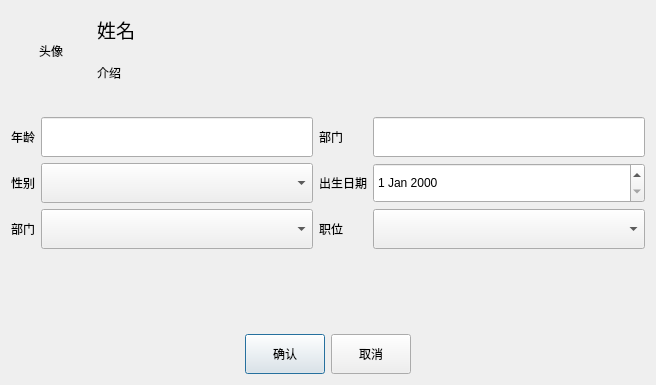
First picture: the form in Views/addemployeedlg.ui, repository YuyangHou1230/WorkerManagerSystem, before the edit.
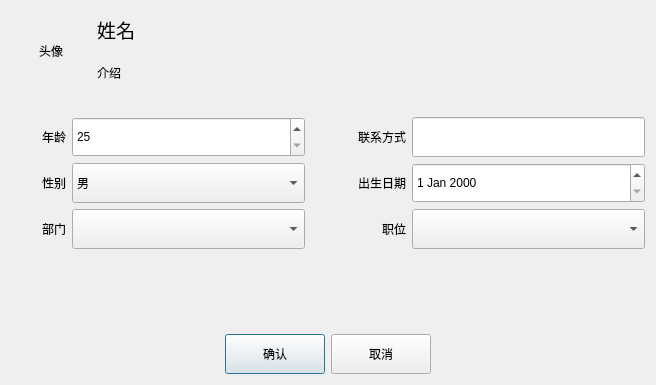
Second picture: the form after the edit.

Commit message: 更新AddEmployeeDlg

```diff
--- a/Views/addemployeedlg.ui
+++ b/Views/addemployeedlg.ui
@@ -81,61 +81,7 @@
    </item>
    <item>
     <layout class="QGridLayout" name="gridLayout">
-     <item row="1" column="1">
-      <widget class="QComboBox" name="comboBox">
-       <property name="minimumSize">
-        <size>
-         <width>0</width>
-         <height>40</height>
-        </size>
-       </property>
-      </widget>
-     </item>
-     <item row="2" column="0">
-      <widget class="QLabel" name="label_6">
-       <property name="text">
-        <string>部门</string>
-       </property>
-      </widget>
-     </item>
-     <item row="2" column="1">
-      <widget class="QComboBox" name="comboBox_2">
-       <property name="minimumSize">
-        <size>
-         <width>0</width>
-         <height>40</height>
-        </size>
-       </property>
-      </widget>
-     </item>
-     <item row="0" column="3">
-      <widget class="QLineEdit" name="lineEdit_2">
-       <property name="minimumSize">
-        <size>
-         <width>0</width>
-         <height>40</height>
-        </size>
-       </property>
-      </widget>
-     </item>
-     <item row="1" column="0">
-      <widget class="QLabel" name="label_5">
-       <property name="text">
-        <string>性别</string>
-       </property>
-      </widget>
-     </item>
-     <item row="0" column="1">
-      <widget class="QLineEdit" name="lineEdit">
-       <property name="minimumSize">
-        <size>
-         <width>0</width>
-         <height>40</height>
-        </size>
-       </property>
-      </widget>
-     </item>
-     <item row="1" column="3">
+     <item row="1" column="4">
       <widget class="QDateEdit" name="dateEdit">
        <property name="minimumSize">
         <size>
@@ -147,42 +93,185 @@
      </item>
      <item row="0" column="0">
       <widget class="QLabel" name="label_4">
+       <property name="minimumSize">
+        <size>
+         <width>55</width>
+         <height>0</height>
+        </size>
+       </property>
        <property name="text">
         <string>年龄</string>
        </property>
+       <property name="alignment">
+        <set>Qt::AlignRight|Qt::AlignTrailing|Qt::AlignVCenter</set>
+       </property>
       </widget>
      </item>
-     <item row="2" column="2">
-      <widget class="QLabel" name="label_7">
+     <item row="2" column="4">
+      <widget class="QComboBox" name="comboBox_3">
+       <property name="minimumSize">
+        <size>
+         <width>0</width>
+         <height>40</height>
+        </size>
+       </property>
+      </widget>
+     </item>
+     <item row="1" column="0">
+      <widget class="QLabel" name="label_5">
+       <property name="minimumSize">
+        <size>
+         <width>55</width>
+         <height>0</height>
+        </size>
+       </property>
        <property name="text">
-        <string>职位</string>
+        <string>性别</string>
+       </property>
+       <property name="alignment">
+        <set>Qt::AlignRight|Qt::AlignTrailing|Qt::AlignVCenter</set>
        </property>
       </widget>
      </item>
-     <item row="1" column="2">
+     <item row="1" column="3">
       <widget class="QLabel" name="label_8">
+       <property name="minimumSize">
+        <size>
+         <width>55</width>
+         <height>0</height>
+        </size>
+       </property>
        <property name="text">
         <string>出生日期</string>
        </property>
+       <property name="alignment">
+        <set>Qt::AlignRight|Qt::AlignTrailing|Qt::AlignVCenter</set>
+       </property>
       </widget>
      </item>
-     <item row="0" column="2">
+     <item row="1" column="1">
+      <widget class="QComboBox" name="comboBox">
+       <property name="minimumSize">
+        <size>
+         <width>0</width>
+         <height>40</height>
+        </size>
+       </property>
+       <item>
+        <property name="text">
+         <string>男</string>
+        </property>
+       </item>
+       <item>
+        <property name="text">
+         <string>女</string>
+        </property>
+       </item>
+      </widget>
+     </item>
+     <item row="2" column="0">
+      <widget class="QLabel" name="label_6">
+       <property name="minimumSize">
+        <size>
+         <width>55</width>
+         <height>0</height>
+        </size>
+       </property>
+       <property name="text">
+        <string>部门</string>
+       </property>
+       <property name="alignment">
+        <set>Qt::AlignRight|Qt::AlignTrailing|Qt::AlignVCenter</set>
+       </property>
+      </widget>
+     </item>
+     <item row="0" column="3">
       <widget class="QLabel" name="label_9">
+       <property name="minimumSize">
+        <size>
+         <width>55</width>
+         <height>0</height>
+        </size>
+       </property>
        <property name="text">
-        <string>部门</string>
+        <string>联系方式</string>
+       </property>
+       <property name="alignment">
+        <set>Qt::AlignRight|Qt::AlignTrailing|Qt::AlignVCenter</set>
+       </property>
+      </widget>
+     </item>
+     <item row="0" column="4">
+      <widget class="QLineEdit" name="editPhone">
+       <property name="minimumSize">
+        <size>
+         <width>0</width>
+         <height>40</height>
+        </size>
        </property>
       </widget>
      </item>
      <item row="2" column="3">
-      <widget class="QComboBox" name="comboBox_3">
+      <widget class="QLabel" name="label_7">
        <property name="minimumSize">
         <size>
+         <width>55</width>
+         <height>0</height>
+        </size>
+       </property>
+       <property name="text">
+        <string>职位</string>
+       </property>
+       <property name="alignment">
+        <set>Qt::AlignRight|Qt::AlignTrailing|Qt::AlignVCenter</set>
+       </property>
+      </widget>
+     </item>
+     <item row="2" column="1">
+      <widget class="QComboBox" name="comboBox_2">
+       <property name="minimumSize">
+        <size>
          <width>0</width>
          <height>40</height>
         </size>
        </property>
       </widget>
      </item>
+     <item row="1" column="2">
+      <spacer name="horizontalSpacer_3">
+       <property name="orientation">
+        <enum>Qt::Horizontal</enum>
+       </property>
+       <property name="sizeType">
+        <enum>QSizePolicy::Fixed</enum>
+       </property>
+       <property name="sizeHint" stdset="0">
+        <size>
+         <width>40</width>
+         <height>20</height>
+        </size>
+       </property>
+      </spacer>
+     </item>
+     <item row="0" column="1">
+      <widget class="QSpinBox" name="spinBox">
+       <property name="sizePolicy">
+        <sizepolicy hsizetype="Expanding" vsizetype="Fixed">
+         <horstretch>0</horstretch>
+         <verstretch>0</verstretch>
+        </sizepolicy>
+       </property>
+       <property name="minimumSize">
+        <size>
+         <width>0</width>
+         <height>40</height>
+        </size>
+       </property>
+       <property name="minimum">
+        <number>25</number>
+       </property>
+      </widget>
+     </item>
     </layout>
    </item>
    <item>
@@ -217,7 +306,7 @@
       <widget class="QPushButton" name="pushButton">
        <property name="minimumSize">
         <size>
-         <width>0</width>
+         <width>100</width>
          <height>40</height>
         </size>
        </property>
@@ -230,7 +319,7 @@
       <widget class="QPushButton" name="pushButton_2">
        <property name="minimumSize">
         <size>
-         <width>0</width>
+         <width>100</width>
          <height>40</height>
         </size>
        </property>
```
Left out of the diff: 4 changed lines with no effect on the pictures. The commit also changes 1 other file.
